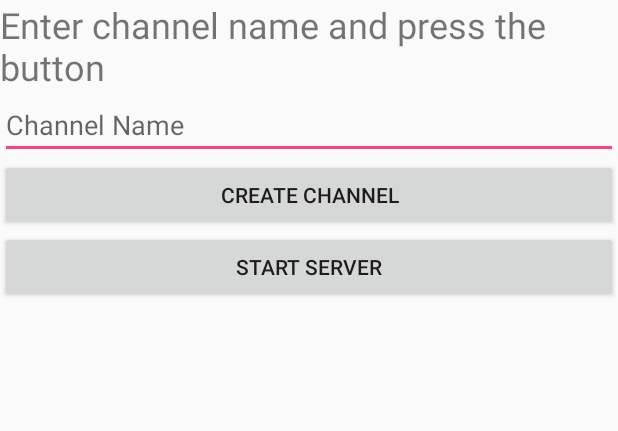
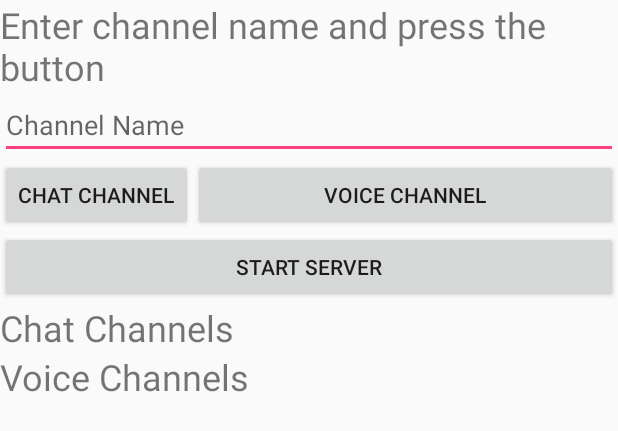
Before and after one commit to NevermoreStudios/WalkieTalkie, an Android app: the layout activity_server.xml on its own in the app's theme, with its tools: preview values and no code run, on a phone screen of 412 x 824 dp. Shown: the top 431 px of the screen. Run offline under Robolectric (Android 15) with nearby library versions, the phone set to English and light mode, and no system bars.

Commit message:
Serveractivity 1 (#12)
* Added voice channel option to ServerActivity

* Cek SDK lvl nam nije 19 jer je moj fon glup

```diff
--- a/app/src/main/java/com/nevermore/walkietalkie/server/ServerService.java
+++ b/app/src/main/java/com/nevermore/walkietalkie/server/ServerService.java
@@ -39,9 +39,9 @@ public class ServerService extends Service {
         for(int i = 0; i < chatChannels.size(); ++i) {
             chatChannelsP.add(new ChatChannel((byte)i, chatChannels.get(i)));
         }
-        //for(int i = 0; i < voiceChannels.size(); ++i) {
-        //    voiceChannelsP.add(new VoiceChannel((byte)(i + Constants.CHANNEL_DELIMITER), chatChannels.get(i)));
-        //}
+        for(int i = 0; i < voiceChannels.size(); ++i) {
+            voiceChannelsP.add(new VoiceChannel((byte)(i + Constants.CHANNEL_DELIMITER), chatChannels.get(i)));
+        }
     }
 
     @Override
--- a/app/src/main/res/layout/activity_server.xml
+++ b/app/src/main/res/layout/activity_server.xml
@@ -23,28 +23,65 @@
     />
 
     <Button
+        android:layout_width="wrap_content"
+        android:layout_height="wrap_content"
+        android:id="@+id/server_chat_channel_confirm"
+        android:layout_below="@+id/server_channel_input"
+        android:text="@string/server_chat_channel_confirm_text"
+        android:onClick="onChatChannelAdd"
+    />
+
+    <Button
         android:layout_width="match_parent"
-        android:layout_height="wrap_content"
-        android:id="@+id/server_channel_confirm"
+        android:layout_height="match_parent"
+        android:id="@+id/server_voice_channel_confirm"
         android:layout_below="@+id/server_channel_input"
-        android:text="@string/server_channel_confirm_text"
-        android:onClick="onChannelAdd"
+        android:layout_above="@+id/server_start"
+        android:layout_toRightOf="@+id/server_chat_channel_confirm"
+        android:layout_toEndOf="@+id/server_chat_channel_confirm"
+        android:text="@string/server_voice_channel_confirm_text"
+        android:onClick="onVoiceChannelAdd"
     />
 
     <Button
         android:layout_width="match_parent"
         android:layout_height="wrap_content"
         android:id="@+id/server_start"
-        android:layout_below="@+id/server_channel_confirm"
-        android:text="@string/server_start_text"
+        android:layout_below="@+id/server_chat_channel_confirm"
+        android:text="@string/login_startserver_text"
         android:onClick="onServerStart"
+    />
+
+    <TextView
+        android:layout_width="match_parent"
+        android:layout_height="wrap_content"
+        android:id="@+id/server_chat_channel_list_description"
+        android:layout_below="@+id/server_start"
+        android:text="@string/chat_channels"
+        android:textSize="24sp"
     />
 
     <ListView
         android:layout_width="match_parent"
         android:layout_height="wrap_content"
-        android:id="@+id/server_channel_list"
-        android:layout_below="@+id/server_start"
+        android:id="@+id/server_chat_channel_list"
+        android:layout_below="@+id/server_chat_channel_list_description"
+    />
+
+    <TextView
+        android:layout_width="match_parent"
+        android:layout_height="wrap_content"
+        android:id="@+id/server_voice_channel_list_description"
+        android:layout_below="@+id/server_chat_channel_list"
+        android:text="@string/voice_channels"
+        android:textSize="24sp"
+    />
+
+    <ListView
+        android:layout_width="match_parent"
+        android:layout_height="wrap_content"
+        android:id="@+id/server_voice_channel_list"
+        android:layout_below="@+id/server_voice_channel_list_description"
     />
 
 </RelativeLayout>
--- a/app/src/main/res/values/strings.xml
+++ b/app/src/main/res/values/strings.xml
@@ -12,6 +12,6 @@
     <string name="voice_channels">Voice Channels</string>
     <string name="server_text_text">Enter channel name and press the button</string>
     <string name="server_channel_input_hint">Channel Name</string>
-    <string name="server_channel_confirm_text">Create channel</string>
-    <string name="server_start_text">Start server</string>
+    <string name="server_chat_channel_confirm_text">Chat channel</string>
+    <string name="server_voice_channel_confirm_text">Voice channel</string>
 </resources>
```
Also changed, not shown: app/src/main/java/com/nevermore/walkietalkie/client/ServerActivity.java (+32 -16 lines), 1 other file.
